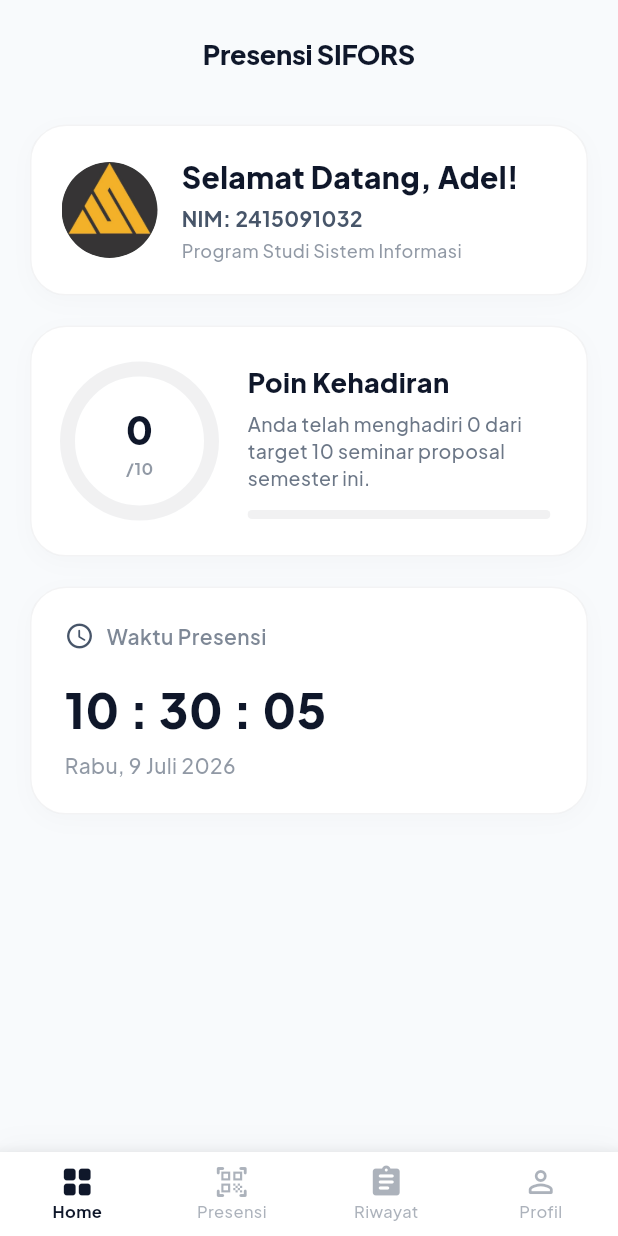
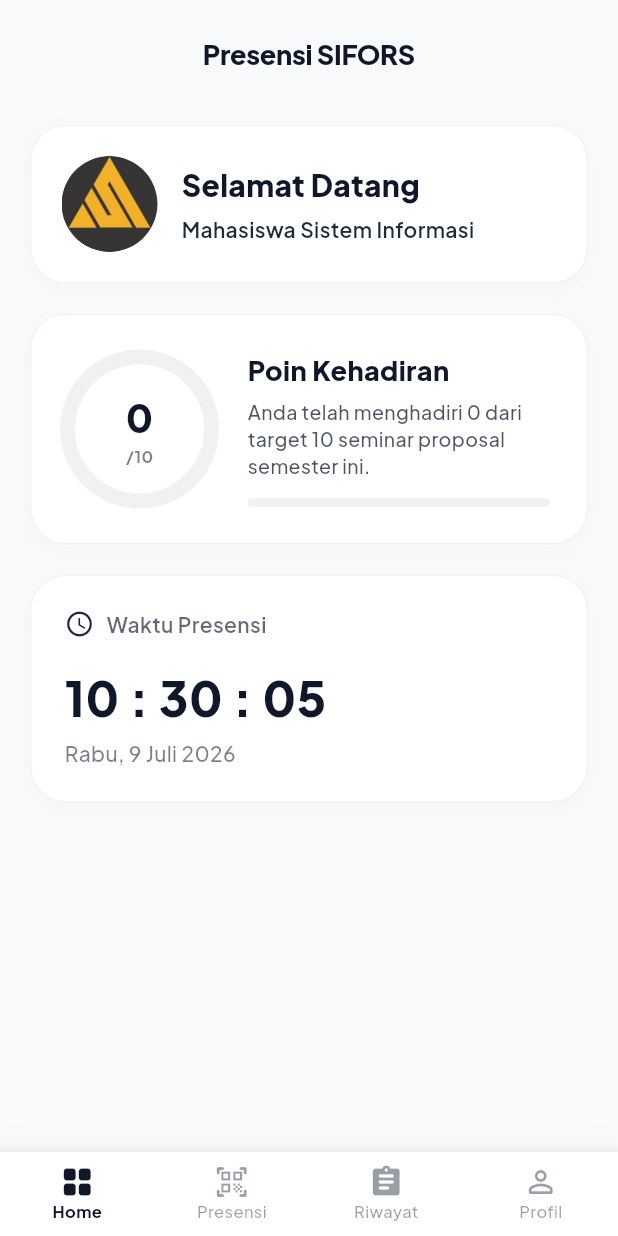
Before and after one commit to dwika26/presensi_app, a Flutter app: the screen it shows after launch, on a phone screen of 412 x 824 dp. Run offline on Flutter 3.47's test engine with Material 3 defaults, Android fonts, the light colour scheme and no system bars; our stand-ins replace device_preview, flutter_bloc, google_fonts, image_picker, permission_handler; network calls fail.

Commit message:
Update welcome card, dynamic tab refreshing, navy-black-white color palette, and adjust section text sizing

```diff
--- a/lib/config/app_theme.dart
+++ b/lib/config/app_theme.dart
@@ -5,14 +5,14 @@ import 'package:google_fonts/google_fonts.dart';
 class AppColors {
   AppColors._();
 
-  static const inkNavy = Color(0xFF0F172A); // Deep Navy (Primary/Text)
-  static const navySurface = Color(0xFFFFFFFF); // Clean White (Cards)
-  static const brass = Color(0xFF2563EB); // Royal Blue Accent (Replaces Teal Accent)
+  static const inkNavy = Color(0xFF0F172A); // Deep Navy (Primary Text/Buttons)
+  static const navySurface = Color(0xFFFFFFFF); // Pure White (Cards)
+  static const brass = Color(0xFF1E3A8A); // Classic Navy (Highlights/Icons)
   static const ivory = Color(0xFFFFFFFF); // Pure White
-  static const parchment = Color(0xFFF8FAFC); // Light Slate (Background)
-  static const charcoal = Color(0xFF475569); // Slate Grey (Secondary Text)
-  static const sage = Color(0xFF10B981); // Success Green
-  static const rust = Color(0xFFEF4444); // Error Red
+  static const parchment = Color(0xFFF8FAFC); // Very Light Slate/White (Background)
+  static const charcoal = Color(0xFF1E293B); // Dark Slate Black (Body Text)
+  static const sage = Color(0xFF1E3A8A); // Classic Navy (Success indicators)
+  static const rust = Color(0xFF0F172A); // Deep Navy (Error/Warning indicators)
 }
 
 class AppTheme {
--- a/lib/screens/home_screen.dart
+++ b/lib/screens/home_screen.dart
@@ -30,8 +30,6 @@ class _HomeScreenState extends State<HomeScreen> {
 
   @override
   Widget build(BuildContext context) {
-    const String targetNim = '2415091032';
-
     return Scaffold(
       backgroundColor: AppColors.parchment,
       body: SafeArea(
@@ -48,8 +46,7 @@ class _HomeScreenState extends State<HomeScreen> {
               }
 
               final allPresensi = snapshot.data ?? [];
-              final myPresensi = allPresensi.where((p) => p.nim == targetNim).toList();
-              final myCount = myPresensi.length;
+              final myCount = allPresensi.length;
               const int targetCount = 10;
               final double progressPercentage = (myCount / targetCount).clamp(0.0, 1.0);
 
@@ -100,29 +97,20 @@ class _HomeScreenState extends State<HomeScreen> {
                               crossAxisAlignment: CrossAxisAlignment.start,
                               children: [
                                 const Text(
-                                  'Selamat Datang, Adel!',
+                                  'Selamat Datang',
                                   style: TextStyle(
                                     fontSize: 20,
                                     fontWeight: FontWeight.w800,
                                     color: AppColors.inkNavy,
                                   ),
                                 ),
-                                const SizedBox(height: 2),
+                                const SizedBox(height: 4),
                                 const Text(
-                                  'NIM: 2415091032',
+                                  'Mahasiswa Sistem Informasi',
                                   style: TextStyle(
                                     fontSize: 14,
-                                    fontWeight: FontWeight.w700,
+                                    fontWeight: FontWeight.w600,
                                     color: AppColors.charcoal,
-                                  ),
-                                ),
-                                const SizedBox(height: 4),
-                                Text(
-                                  'Program Studi Sistem Informasi',
-                                  style: TextStyle(
-                                    fontSize: 12,
-                                    color: AppColors.charcoal.withOpacity(0.6),
-                                    fontWeight: FontWeight.w500,
                                   ),
                                 ),
                               ],
--- a/lib/screens/main_navigation_screen.dart
+++ b/lib/screens/main_navigation_screen.dart
@@ -15,23 +15,28 @@ class MainNavigationScreen extends StatefulWidget {
 class _MainNavigationScreenState extends State<MainNavigationScreen> {
   int _currentIndex = 0;
 
-  late final List<Widget> _screens;
-
-  @override
-  void initState() {
-    super.initState();
-    _screens = [
-      const HomeScreen(),
-      const PresensiPage(),
-      const RiwayatPage(),
-      const ProfilPage(),
-    ];
-  }
-
   @override
   Widget build(BuildContext context) {
+    Widget currentScreen;
+    switch (_currentIndex) {
+      case 0:
+        currentScreen = const HomeScreen();
+        break;
+      case 1:
+        currentScreen = const PresensiPage();
+        break;
+      case 2:
+        currentScreen = const RiwayatPage();
+        break;
+      case 3:
+        currentScreen = const ProfilPage();
+        break;
+      default:
+        currentScreen = const HomeScreen();
+    }
+
     return Scaffold(
-      body: _screens[_currentIndex],
+      body: currentScreen,
       bottomNavigationBar: Container(
         decoration: BoxDecoration(
           boxShadow: [
--- a/lib/screens/presensi_page.dart
+++ b/lib/screens/presensi_page.dart
@@ -270,7 +270,7 @@ class _PresensiFormState extends State<_PresensiForm> {
                 const Text(
                   'Formulir Kehadiran',
                   style: TextStyle(
-                    fontSize: 20,
+                    fontSize: 16,
                     fontWeight: FontWeight.bold,
                     color: AppColors.inkNavy,
                   ),
@@ -429,7 +429,7 @@ class _PresensiFormState extends State<_PresensiForm> {
                 const Text(
                   'Bukti Kehadiran Fisik',
                   style: TextStyle(
-                    fontSize: 16,
+                    fontSize: 15,
                     fontWeight: FontWeight.bold,
                     color: AppColors.inkNavy,
                   ),
--- a/lib/screens/profil_page.dart
+++ b/lib/screens/profil_page.dart
@@ -101,7 +101,7 @@ class ProfilPage extends StatelessWidget {
             const SizedBox(height: 24),
 
             const Text(
-              'Tim Pengembang Kelompok',
+              'Tim Pengembang',
               style: TextStyle(
                 fontSize: 18,
                 fontWeight: FontWeight.w800,
```
